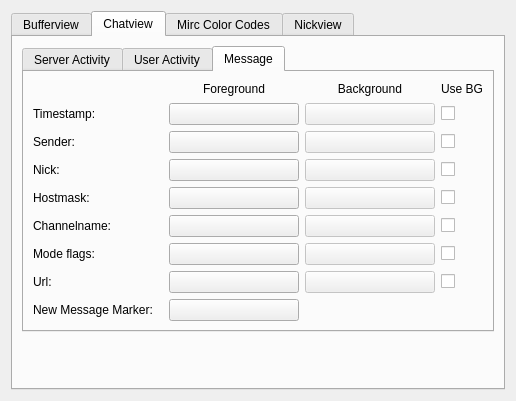
quassel/quassel, file src/qtui/settingspages/colorsettingspage.ui: the form before one commit.
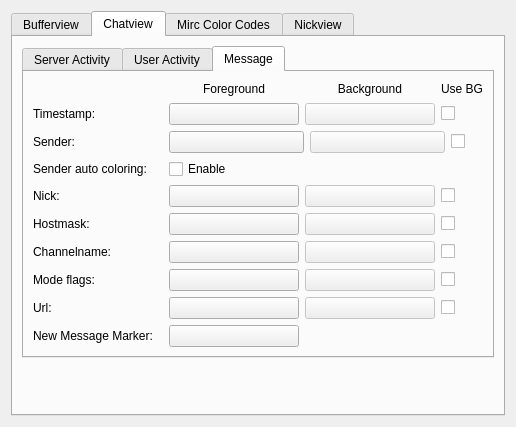
The form after the commit. The open tabs and pages were chosen to show the change. Custom widgets are drawn as their Qt base class.

Commit message: - Implemented: Settings option to enable/disable sender auto coloring

The edit to the form file:
```diff
--- a/src/qtui/settingspages/colorsettingspage.ui
+++ b/src/qtui/settingspages/colorsettingspage.ui
@@ -6,7 +6,7 @@
     <x>0</x>
     <y>0</y>
     <width>516</width>
-    <height>401</height>
+    <height>427</height>
    </rect>
   </property>
   <property name="sizePolicy" >
@@ -1101,60 +1101,21 @@
              </property>
             </widget>
            </item>
-           <item row="2" column="1" >
-            <widget class="ColorButton" name="senderFG" >
-             <property name="text" >
-              <string/>
-             </property>
-            </widget>
-           </item>
-           <item row="2" column="2" >
-            <widget class="ColorButton" name="senderBG" >
-             <property name="enabled" >
-              <bool>false</bool>
-             </property>
-             <property name="text" >
-              <string/>
-             </property>
-             <property name="NotInUse" stdset="0" >
-              <bool>true</bool>
-             </property>
-            </widget>
-           </item>
-           <item row="2" column="3" >
-            <widget class="QCheckBox" name="senderUseBG" >
-             <property name="sizePolicy" >
-              <sizepolicy vsizetype="Fixed" hsizetype="Maximum" >
-               <horstretch>0</horstretch>
-               <verstretch>0</verstretch>
-              </sizepolicy>
-             </property>
-             <property name="layoutDirection" >
-              <enum>Qt::LeftToRight</enum>
-             </property>
-             <property name="text" >
-              <string/>
-             </property>
-             <property name="NotInUse" stdset="0" >
-              <bool>true</bool>
-             </property>
-            </widget>
-           </item>
-           <item row="3" column="0" >
+           <item row="5" column="0" >
             <widget class="QLabel" name="label_30" >
              <property name="text" >
               <string>Nick:</string>
              </property>
             </widget>
            </item>
-           <item row="3" column="1" >
+           <item row="5" column="1" >
             <widget class="ColorButton" name="nickFG" >
              <property name="text" >
               <string/>
              </property>
             </widget>
            </item>
-           <item row="3" column="2" >
+           <item row="5" column="2" >
             <widget class="ColorButton" name="nickBG" >
              <property name="enabled" >
               <bool>false</bool>
@@ -1167,7 +1128,7 @@
              </property>
             </widget>
            </item>
-           <item row="3" column="3" >
+           <item row="5" column="3" >
             <widget class="QCheckBox" name="nickUseBG" >
              <property name="sizePolicy" >
               <sizepolicy vsizetype="Fixed" hsizetype="Maximum" >
@@ -1186,21 +1147,21 @@
              </property>
             </widget>
            </item>
-           <item row="4" column="0" >
+           <item row="6" column="0" >
             <widget class="QLabel" name="label_31" >
              <property name="text" >
               <string>Hostmask:</string>
              </property>
             </widget>
            </item>
-           <item row="4" column="1" >
+           <item row="6" column="1" >
             <widget class="ColorButton" name="hostmaskFG" >
              <property name="text" >
               <string/>
              </property>
             </widget>
            </item>
-           <item row="4" column="2" >
+           <item row="6" column="2" >
             <widget class="ColorButton" name="hostmaskBG" >
              <property name="enabled" >
               <bool>false</bool>
@@ -1213,7 +1174,7 @@
              </property>
             </widget>
            </item>
-           <item row="4" column="3" >
+           <item row="6" column="3" >
             <widget class="QCheckBox" name="hostmaskUseBG" >
              <property name="sizePolicy" >
               <sizepolicy vsizetype="Fixed" hsizetype="Maximum" >
@@ -1232,21 +1193,21 @@
              </property>
             </widget>
            </item>
-           <item row="5" column="0" >
+           <item row="7" column="0" >
             <widget class="QLabel" name="label_32" >
              <property name="text" >
               <string>Channelname:</string>
              </property>
             </widget>
            </item>
-           <item row="5" column="1" >
+           <item row="7" column="1" >
             <widget class="ColorButton" name="channelnameFG" >
              <property name="text" >
               <string/>
              </property>
             </widget>
            </item>
-           <item row="5" column="2" >
+           <item row="7" column="2" >
             <widget class="ColorButton" name="channelnameBG" >
              <property name="enabled" >
               <bool>false</bool>
@@ -1259,7 +1220,7 @@
              </property>
             </widget>
            </item>
-           <item row="5" column="3" >
+           <item row="7" column="3" >
             <widget class="QCheckBox" name="channelnameUseBG" >
              <property name="sizePolicy" >
               <sizepolicy vsizetype="Fixed" hsizetype="Maximum" >
@@ -1278,21 +1239,21 @@
              </property>
             </widget>
            </item>
-           <item row="6" column="0" >
+           <item row="8" column="0" >
             <widget class="QLabel" name="label_33" >
              <property name="text" >
               <string>Mode flags:</string>
              </property>
             </widget>
            </item>
-           <item row="6" column="1" >
+           <item row="8" column="1" >
             <widget class="ColorButton" name="modeFlagsFG" >
              <property name="text" >
               <string/>
              </property>
             </widget>
            </item>
-           <item row="6" column="2" >
+           <item row="8" column="2" >
             <widget class="ColorButton" name="modeFlagsBG" >
              <property name="enabled" >
               <bool>false</bool>
@@ -1305,7 +1266,7 @@
              </property>
             </widget>
            </item>
-           <item row="6" column="3" >
+           <item row="8" column="3" >
             <widget class="QCheckBox" name="modeFlagsUseBG" >
              <property name="sizePolicy" >
               <sizepolicy vsizetype="Fixed" hsizetype="Maximum" >
@@ -1324,21 +1285,21 @@
              </property>
             </widget>
            </item>
-           <item row="7" column="0" >
+           <item row="9" column="0" >
             <widget class="QLabel" name="label_34" >
              <property name="text" >
               <string>Url:</string>
              </property>
             </widget>
            </item>
-           <item row="7" column="1" >
+           <item row="9" column="1" >
             <widget class="ColorButton" name="urlFG" >
              <property name="text" >
               <string/>
              </property>
             </widget>
            </item>
-           <item row="7" column="2" >
+           <item row="9" column="2" >
             <widget class="ColorButton" name="urlBG" >
              <property name="enabled" >
               <bool>false</bool>
@@ -1351,7 +1312,7 @@
              </property>
             </widget>
            </item>
-           <item row="7" column="3" >
+           <item row="9" column="3" >
             <widget class="QCheckBox" name="urlUseBG" >
              <property name="sizePolicy" >
               <sizepolicy vsizetype="Fixed" hsizetype="Maximum" >
@@ -1370,20 +1331,94 @@
              </property>
             </widget>
            </item>
-           <item row="8" column="0" >
+           <item row="10" column="0" >
             <widget class="QLabel" name="label_11" >
              <property name="text" >
               <string>New Message Marker:</string>
              </property>
             </widget>
            </item>
-           <item row="8" column="1" >
+           <item row="10" column="1" >
             <widget class="ColorButton" name="newMsgMarkerFG" >
              <property name="text" >
               <string/>
              </property>
             </widget>
            </item>
+           <item row="2" column="1" colspan="3" >
+            <widget class="QFrame" name="senderFrame" >
+             <property name="frameShape" >
+              <enum>QFrame::NoFrame</enum>
+             </property>
+             <property name="frameShadow" >
+              <enum>QFrame::Plain</enum>
+             </property>
+             <layout class="QGridLayout" name="_2" >
+              <property name="leftMargin" >
+               <number>0</number>
+              </property>
+              <property name="topMargin" >
+               <number>0</number>
+              </property>
+              <property name="rightMargin" >
+               <number>18</number>
+              </property>
+              <property name="bottomMargin" >
+               <number>0</number>
+              </property>
+              <item row="0" column="0" >
+               <widget class="ColorButton" name="senderFG" >
+                <property name="text" >
+                 <string/>
+                </property>
+                <property name="flat" >
+                 <bool>false</bool>
+                </property>
+               </widget>
+              </item>
+              <item row="0" column="1" >
+               <widget class="ColorButton" name="senderBG" >
+                <property name="enabled" >
+                 <bool>false</bool>
+                </property>
+                <property name="text" >
+                 <string/>
+                </property>
+               </widget>
+              </item>
+              <item row="0" column="2" >
+               <widget class="QCheckBox" name="senderUseBG" >
+                <property name="sizePolicy" >
+                 <sizepolicy vsizetype="Fixed" hsizetype="Maximum" >
+                  <horstretch>0</horstretch>
+                  <verstretch>0</verstretch>
+                 </sizepolicy>
+                </property>
+                <property name="layoutDirection" >
+                 <enum>Qt::LeftToRight</enum>
+                </property>
+                <property name="text" >
+                 <string/>
+                </property>
+               </widget>
+              </item>
+             </layout>
+            </widget>
+           </item>
+           <item row="3" column="1" >
+            <widget class="QCheckBox" name="senderAutoColor" >
+             <property name="text" >
+              <string>Enable</string>
+             </property>
+            </widget>
+           </item>
+           <item row="3" column="0" >
+            <widget class="QLabel" name="label_12" >
+             <property name="text" >
+              <string>Sender auto coloring:</string>
+             </property>
+            </widget>
+           </item>
           </layout>
          </widget>
         </widget>
```
Left out of the diff: 100 changed lines with no effect on the pictures. The commit also changes 3 other files.
